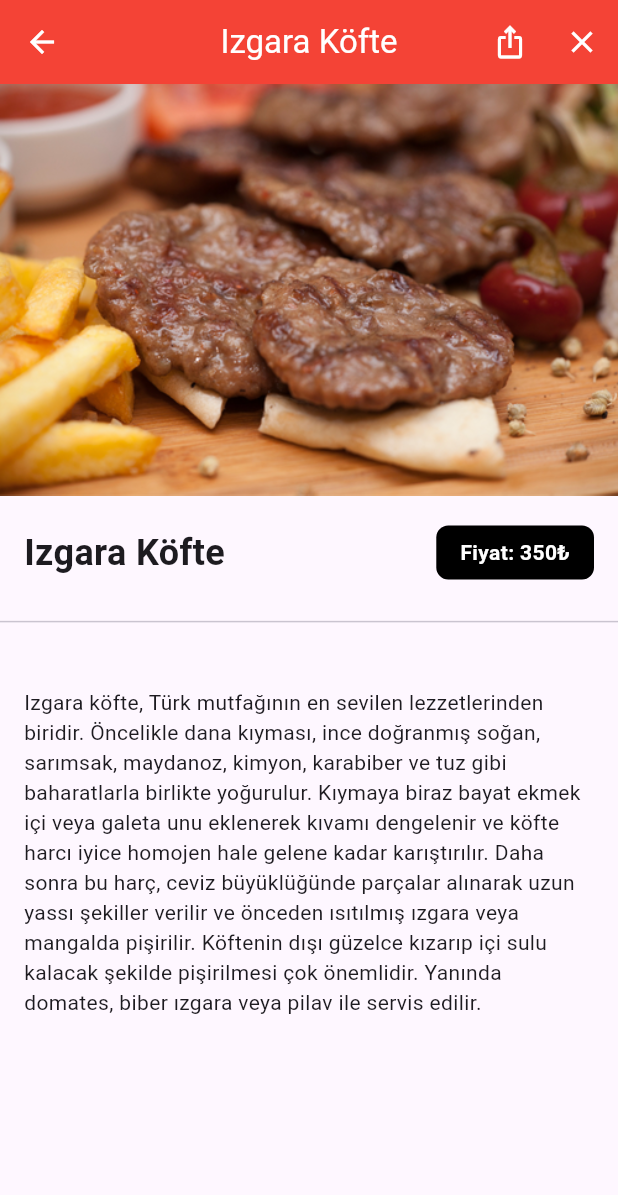
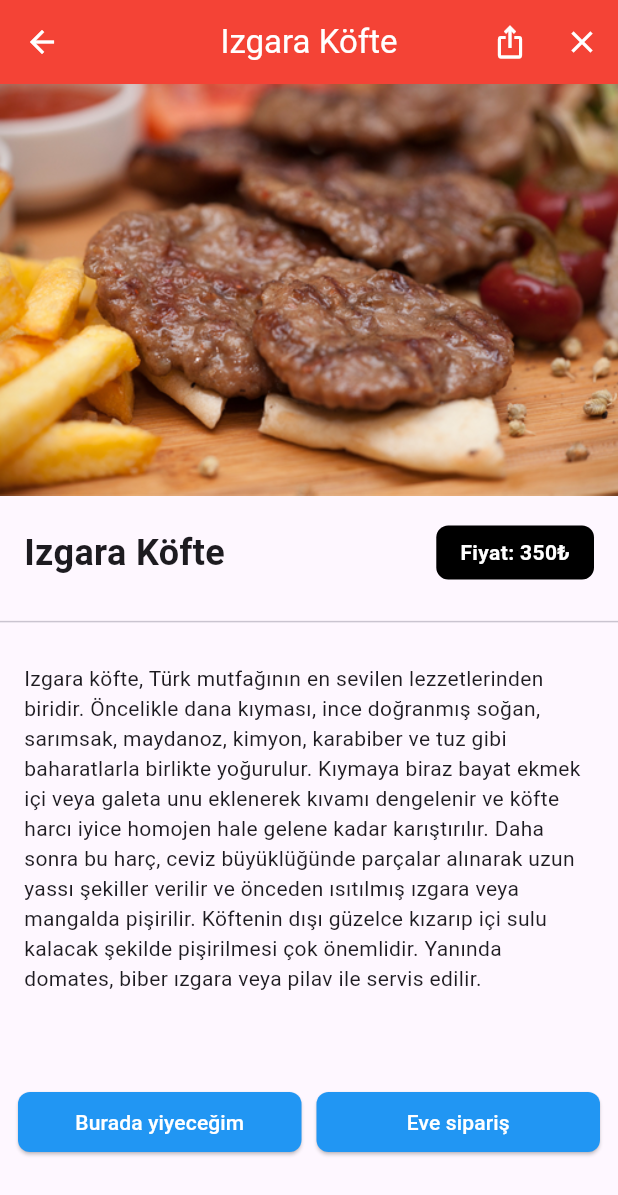
Before and after one commit to yasinaktas/SoftITo-Flutter, a Flutter app: the screen it shows after launch, after a tap on "Izgara Köfte", on a phone screen of 412 x 824 dp. Shown: the top 1195 px of the screen. Run offline on Flutter 3.47's test engine with Material 3 defaults, Android fonts, the phone set to English and light mode, and no system bars; our stand-ins replace google_fonts, webview_flutter.

Commit message:
pull öncesi commit

```diff
--- a/Flutter/yemekler/lib/views/detail_page.dart
+++ b/Flutter/yemekler/lib/views/detail_page.dart
@@ -94,7 +94,50 @@ class DetailPage extends StatelessWidget {
             ),
           ),
           Divider(),
-          Padding(padding: const EdgeInsets.all(16.0), child: Text(yemek.desc)),
+          Padding(
+            padding: const EdgeInsets.symmetric(horizontal: 16),
+            child: Text(yemek.desc),
+          ),
+          Spacer(),
+          Padding(
+            padding: const EdgeInsets.symmetric(horizontal: 12.0),
+            child: Row(
+              spacing: 10,
+              children: [
+                Expanded(
+                  child: ElevatedButton(
+                    style: ElevatedButton.styleFrom(
+                      backgroundColor: Colors.blue,
+                      shape: RoundedRectangleBorder(
+                        borderRadius: BorderRadius.circular(8),
+                      ),
+                    ),
+                    onPressed: () {},
+                    child: Text(
+                      "Burada yiyeceğim",
+                      style: TextStyle(color: Colors.white),
+                    ),
+                  ),
+                ),
+                Expanded(
+                  child: ElevatedButton(
+                    style: ElevatedButton.styleFrom(
+                      backgroundColor: Colors.blue,
+                      shape: RoundedRectangleBorder(
+                        borderRadius: BorderRadius.circular(8),
+                      ),
+                    ),
+                    onPressed: () {},
+                    child: Text(
+                      "Eve sipariş",
+                      style: TextStyle(color: Colors.white),
+                    ),
+                  ),
+                ),
+              ],
+            ),
+          ),
+          SizedBox(height: 32),
         ],
       ),
     );
```
Also changed, not shown: 1 other file.
